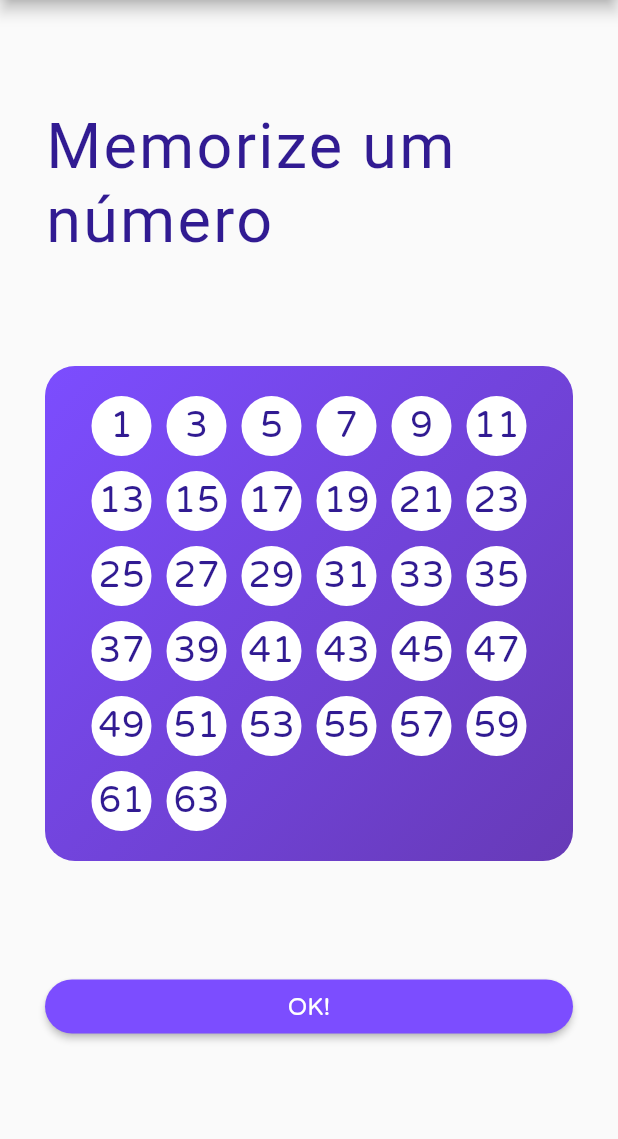
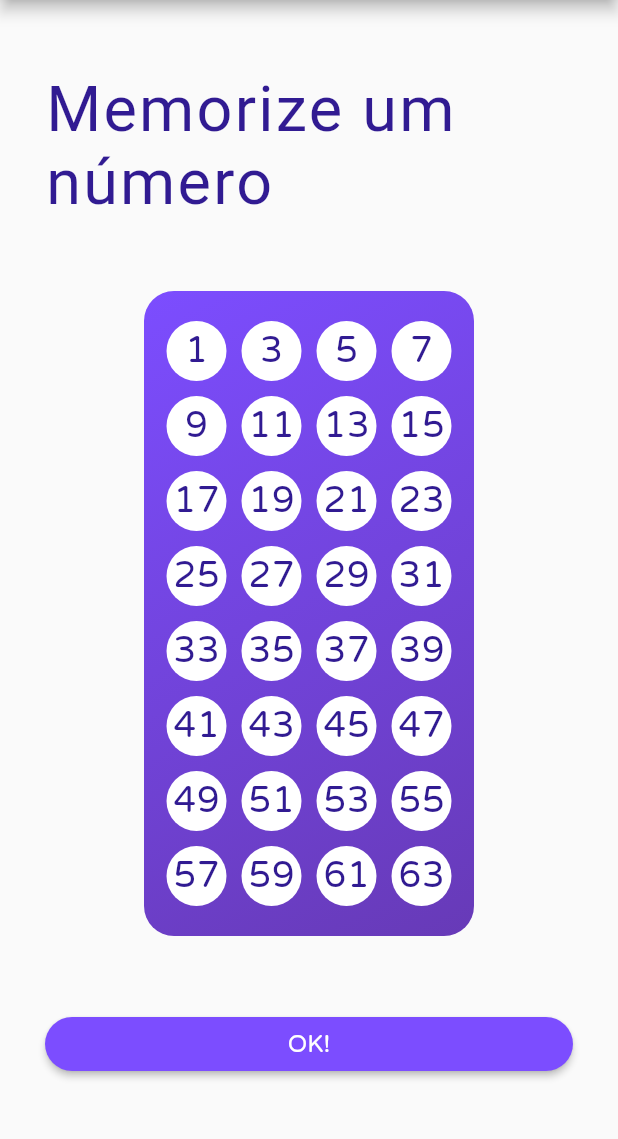
Before and after one commit to pedrolacerda81/magic_numbers, a Flutter app: the Play screen opened directly, on a phone screen of 412 x 824 dp, the part 84-1223 px from its top. Run offline on Flutter 3.47's test engine with Material 2 defaults, Android fonts, the phone set to English and light mode, and no system bars; our stand-ins replace bloc, equatable, flutter_bloc; Roboto replaces fonts that are missing (RugeBoogie).

Commit message:
Fix card layout

```diff
--- a/lib/src/screens/play/play.dart
+++ b/lib/src/screens/play/play.dart
@@ -10,7 +10,6 @@ class Play extends StatelessWidget {
   Container _buildPlayButtons(
       String text, IconData icon, Color color, Function onPressed) {
     return Container(
-      height: 50.0,
       child: RaisedButton(
         shape: RoundedRectangleBorder(
           borderRadius: BorderRadius.circular(30.0),
@@ -41,12 +40,14 @@ class Play extends StatelessWidget {
 
   Container _buildCard(List<int> card) {
     return Container(
+      width: 220.0,
       alignment: Alignment.center,
       padding: EdgeInsets.all(10.0),
       child: Wrap(
         spacing: 10.0,
         runSpacing: 10.0,
-        children: card.map((num) {
+        children: card.map(
+          (num) {
             return CircleAvatar(
               backgroundColor: Colors.white,
               child: Text(
@@ -58,7 +59,8 @@ class Play extends StatelessWidget {
                 ),
               ),
             );
-        }).toList(),
+          },
+        ).toList(),
       ),
     );
   }
@@ -109,6 +111,7 @@ class Play extends StatelessWidget {
               ),
             ),
             Container(
+              alignment: Alignment.center,
               padding: EdgeInsets.symmetric(horizontal: 30.0),
               child: Container(
                 padding: EdgeInsets.symmetric(vertical: 10.0),
```
Lines whose indentation alone changed are shown as unchanged.
